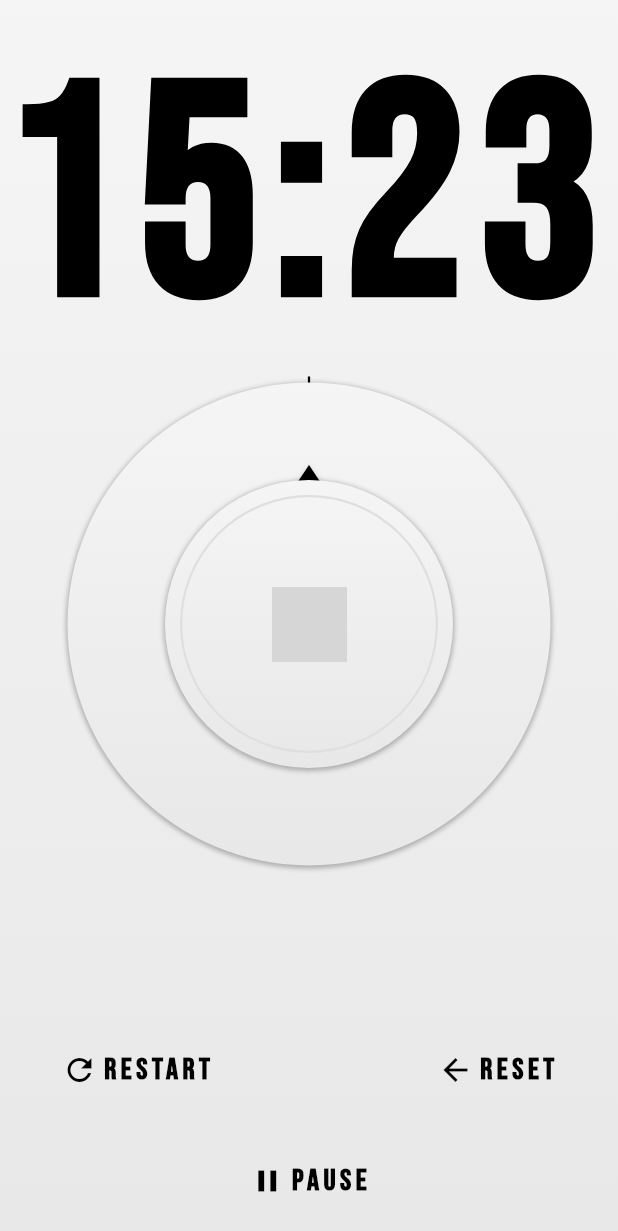
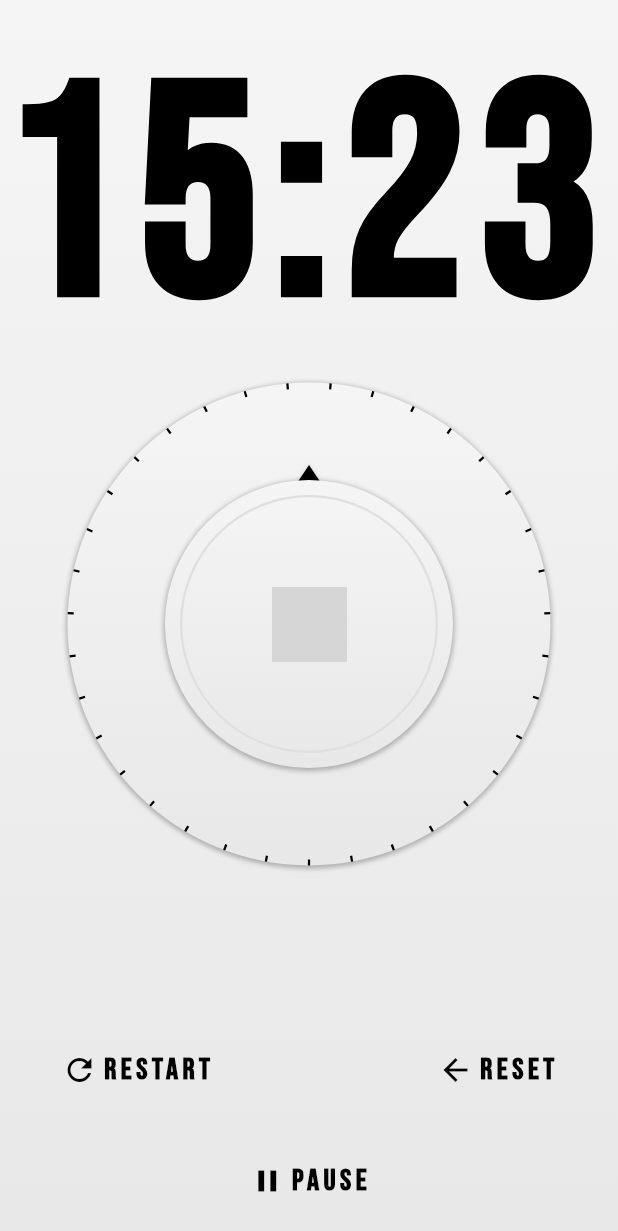
Before and after one commit to jobel-code/flutter-stopwatch, a Flutter app: the screen it shows after launch, on a phone screen of 412 x 824 dp. Shown: the top 1231 px of the screen. Run offline on Flutter 3.47's test engine with Material 2 defaults, Android fonts, the phone set to English and light mode, and no system bars; network calls fail; grey boxes are pictures that could not be loaded.

Commit message:
ticks allround

```diff
--- a/lib/egg_timer_dial.dart
+++ b/lib/egg_timer_dial.dart
@@ -1,3 +1,5 @@
+import 'dart:math';
+
 import 'package:flutter/material.dart';
 import 'package:stopwatch/egg_timer_knob.dart';
 
@@ -87,14 +89,32 @@ class TickPainter extends CustomPainter {
 
   @override
   void paint(Canvas canvas, Size size) {
-    canvas.translate(size.width / 2, 0.0);
-    canvas.drawLine(
-        Offset(0.0, 0.0),
-        Offset(0.0, -SHORT_TICK), // negative goes up
-        tickPaint);
+    canvas.translate(size.width / 2, size.height / 2);
+
+    // Saving position before rotating canvas.
+    canvas.save();
+
+    final radius = size.width / 2;
+
+    // Painting short ticks.
+    for (var i = 0; i < tickCount; ++i) {
+      canvas.drawLine(
+          Offset(0.0, radius),
+          Offset(0.0, radius -SHORT_TICK), // negative goes up
+          tickPaint
+      );
+
+      canvas.rotate(2 * pi / tickCount);
+    }
+
+    // restore after drawing all ticks
+    canvas.restore();
 
 
   }
+
+
+
 
   @override
   bool shouldRepaint(CustomPainter oldDelegate) {
```
